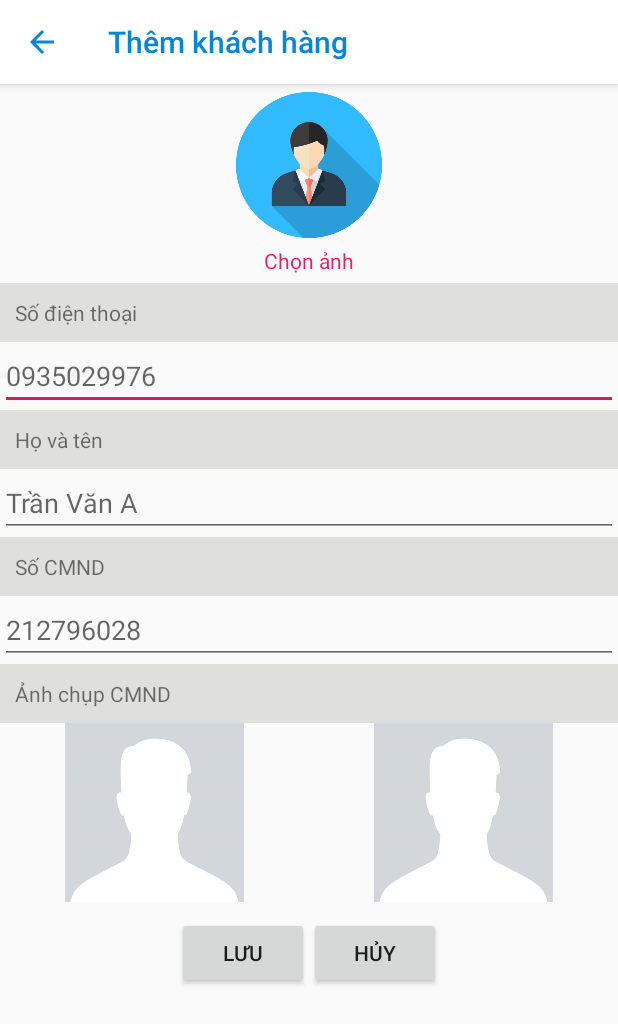
After one commit to olololoe110399/RoomManager, an Android app: the AddCustomerActivity screen opened directly, with no data from a screen before it, on a phone screen of 412 x 824 dp. The commit adds this screen. Shown: the top 1024 px of the screen. Run offline under Robolectric (Android 15) with nearby library versions, the phone set to English and light mode, and no system bars; libraries missing offline, so code that uses them is left out: com.blogspot.atifsoftwares.

Commit message:
thêm màn hình thêm khách

```diff
--- a/app/src/main/AndroidManifest.xml
+++ b/app/src/main/AndroidManifest.xml
@@ -12,7 +12,8 @@
         android:roundIcon="@mipmap/ic_launcher_round"
         android:supportsRtl="true"
         android:theme="@style/AppTheme">
-        <activity android:name=".Activities.AddRoomActivity"></activity>
+        <activity android:name=".Activities.AddCustomerActivity"></activity>
+        <activity android:name=".Activities.AddRoomActivity" />
         <activity android:name=".Activities.NotificationActivity" /> <!-- Facebook -->
         <meta-data
             android:name="com.facebook.sdk.ApplicationId"
--- a/app/src/main/java/com/example/qunlphngtr/Activities/AddContractActivity.java
+++ b/app/src/main/java/com/example/qunlphngtr/Activities/AddContractActivity.java
@@ -158,10 +158,6 @@ public class AddContractActivity extends AppCompatActivity implements View.OnCli
         @Override
         protected List<Customer> doInBackground(Void... voids) {
 
-            customerList.add(new Customer("1", LoadingImg(R.drawable.avatar), "0793333648", "Nguyễn Ngọc Duy", 201729145));
-            customerList.add(new Customer("2", LoadingImg(R.drawable.avatar), "0983164856", "Bùi Nguyễn Quế Anh", 201729145));
-            customerList.add(new Customer("3", LoadingImg(R.drawable.avatar), "0326243624", "Nguyễn Quốc Việt", 201729145));
-            customerList.add(new Customer("4", LoadingImg(R.drawable.avatar), "0904194212", "Trần Phương Nam", 201729145));
             return customerList;
         }
 
--- /dev/null
+++ b/app/src/main/java/com/example/qunlphngtr/Activities/AddCustomerActivity.java
@@ -0,0 +1,94 @@
+package com.example.qunlphngtr.Activities;
+
+import androidx.appcompat.app.AppCompatActivity;
+import androidx.appcompat.widget.Toolbar;
+
+import android.os.Bundle;
+import android.view.View;
+import android.widget.Button;
+import android.widget.EditText;
+import android.widget.ImageView;
+import android.widget.Toast;
+
+import com.blogspot.atifsoftwares.animatoolib.Animatoo;
+import com.example.qunlphngtr.Database.CustomerDAO;
+import com.example.qunlphngtr.Database.RoomDAO;
+import com.example.qunlphngtr.Model.Customer;
+import com.example.qunlphngtr.Model.Room;
+import com.example.qunlphngtr.R;
+
+public class AddCustomerActivity extends AppCompatActivity {
+    private Toolbar toolbar;
+    private Button btnsave, btncancel;
+    private EditText edtCustomerPhone, edtCustomerName, edtCustomerCMND;
+    private ImageView imgCustomer, imgCMNDBefore, imgCMNDAfter;
+    private CustomerDAO customerDAO;
+
+    @Override
+    protected void onCreate(Bundle savedInstanceState) {
+        super.onCreate(savedInstanceState);
+        setContentView(R.layout.activity_add_customer);
+        initToolbar();
+        initView();
+        setBtnOnclick();
+    }
+    private void initToolbar() {
+        toolbar = findViewById(R.id.tool_bar);
+        setSupportActionBar(toolbar);
+        getSupportActionBar().setTitle("Thêm khách hàng");
+        getSupportActionBar().setDisplayShowTitleEnabled(true);
+        getSupportActionBar().setDisplayHomeAsUpEnabled(true);
+    }
+    @Override
+    public boolean onSupportNavigateUp() {
+        finish();
+        Animatoo.animateSlideRight(this);
+        return true;
+    }
+    private void setBtnOnclick() {
+        btncancel.setOnClickListener(new View.OnClickListener() {
+            @Override
+            public void onClick(View v) {
+                finish();
+            }
+        });
+        btnsave.setOnClickListener(new View.OnClickListener() {
+            @Override
+            public void onClick(View v) {
+                AddCustomer();
+            }
+        });
+    }
+    private void initView() {
+        btnsave = findViewById(R.id.btnSave);
+        btncancel = findViewById(R.id.btnCancel);
+
+        customerDAO = new CustomerDAO(this);
+        edtCustomerPhone = findViewById(R.id.edtPhone);
+        edtCustomerName = findViewById(R.id.edtName);
+        edtCustomerCMND = findViewById(R.id.edtCMND);
+        imgCustomer = findViewById(R.id.imgCustomer);
+        imgCMNDBefore = findViewById(R.id.imgCMNDBefore);
+        imgCMNDAfter = findViewById(R.id.imgCMNDAfter);
+    }
+    public void AddCustomer(){
+        if (edtCustomerPhone.getText().toString().trim().equals("") || edtCustomerName.getText().toString().trim().equals("") || edtCustomerCMND.getText().toString().trim().equals("") ) {
+            Toast.makeText(this, "Không được bỏ trống", Toast.LENGTH_SHORT).show();
+        } else {
+            Customer customer = new Customer();
+
+            customer.setCustomerPhone(edtCustomerPhone.getText().toString().trim());
+            customer.setCustomerName(edtCustomerName.getText().toString().trim());
+            customer.setCustomerCMND(Integer.parseInt(edtCustomerCMND.getText().toString().trim()));
+
+            if (customerDAO.addCustomer(customer) > 0) {
+                Toast.makeText(this, "Thêm thành công", Toast.LENGTH_SHORT).show();
+                finish();
+            } else {
+                Toast.makeText(this, "Không thêm được", Toast.LENGTH_SHORT).show();
+            }
+
+        }
+    }
+}
+ ông
--- a/app/src/main/java/com/example/qunlphngtr/Activities/AddRoomActivity.java
+++ b/app/src/main/java/com/example/qunlphngtr/Activities/AddRoomActivity.java
@@ -80,7 +80,6 @@ public class AddRoomActivity extends AppCompatActivity {
         getSupportActionBar().setTitle("Thêm phòng");
         getSupportActionBar().setDisplayShowTitleEnabled(true);
         getSupportActionBar().setDisplayHomeAsUpEnabled(true);
-
     }
 
     @Override
--- a/app/src/main/java/com/example/qunlphngtr/Activities/BillActivity.java
+++ b/app/src/main/java/com/example/qunlphngtr/Activities/BillActivity.java
@@ -133,10 +133,6 @@ public class BillActivity extends AppCompatActivity {
         ByteArrayOutputStream stream = new ByteArrayOutputStream();
         bitmap.compress(Bitmap.CompressFormat.PNG, 100, stream);
         byte[] image = stream.toByteArray();
-        contractList.add(new Contract("HD01212019", "18/11/2019", "11/11/2020", 3, 2, room, new Customer("1", image, "0793333648", "Bùi Nguyễn Quế Anh", 201729145), 1, 0, 0, 1, 0,400000));
-        contractList.add(new Contract("HD01212019", "18/11/2019", "11/11/2020", 3, 2, room, new Customer("1", image, "0793333648", "Bùi Nguyễn Quế Anh", 201729145), 1, 0, 0, 1, 1,400000));
-        contractList.add(new Contract("HD01212019", "18/11/2019", "11/11/2020", 3, 2, room, new Customer("1", image, "0793333648", "Bùi Nguyễn Quế Anh", 201729145), 1, 0, 0, 1, 1,400000));
-        contractList.add(new Contract("HD01212019", "18/11/2019", "11/11/2020", 3, 2, room, new Customer("1", image, "0793333648", "Bùi Nguyễn Quế Anh", 201729145), 1, 0, 0, 1, 1,400000));
 
     }
 
--- a/app/src/main/java/com/example/qunlphngtr/Database/ContractDAO.java
+++ b/app/src/main/java/com/example/qunlphngtr/Database/ContractDAO.java
@@ -60,7 +60,7 @@ public class ContractDAO {
             contract.setContractPeopleNumber(cursor.getInt(3));
             contract.setContractVehicleNumber(cursor.getInt(4));
             contract.setRoom(new Room(cursor.getInt(5),cursor.getString(6),cursor.getInt(7),cursor.getInt(8),cursor.getInt(9),cursor.getInt(10),cursor.getBlob(11)));
-            contract.setCustomer(new Customer(cursor.getString(12),cursor.getBlob(13),cursor.getString(14),cursor.getString(15),cursor.getInt(16),cursor.getBlob(17),cursor.getBlob(18)));
+            contract.setCustomer(new Customer(cursor.getInt(12),cursor.getBlob(13),cursor.getString(14),cursor.getString(15),cursor.getInt(16),cursor.getBlob(17),cursor.getBlob(18)));
             contract.setContractMonthPeriodic(cursor.getInt(19));
             contract.setContracNumberElectricBegin(cursor.getInt(20));
             contract.setContracNumberWaterBegin(cursor.getInt(21));
--- /dev/null
+++ b/app/src/main/res/layout/activity_add_customer.xml
@@ -0,0 +1,117 @@
+<?xml version="1.0" encoding="utf-8"?>
+<RelativeLayout xmlns:android="http://schemas.android.com/apk/res/android"
+    xmlns:app="http://schemas.android.com/apk/res-auto"
+    xmlns:tools="http://schemas.android.com/tools"
+    android:layout_width="match_parent"
+    android:layout_height="match_parent"
+    tools:context=".Activities.AddCustomerActivity">
+    <include
+        android:id="@+id/app_bar"
+        layout="@layout/tool_bar"></include>
+
+    <ImageView
+        android:id="@+id/imgCustomer"
+        android:layout_marginTop="5dp"
+        android:layout_width="match_parent"
+        android:layout_height="97dp"
+        android:src="@drawable/icon_person"
+        android:layout_below="@+id/app_bar"/>
+    <TextView
+        android:id="@+id/tvImg"
+        android:layout_width="match_parent"
+        android:layout_height="wrap_content"
+        android:text="Chọn ảnh"
+        android:gravity="center"
+        android:textColor="#E91E63"
+        android:layout_marginVertical="5dp"
+        android:layout_below="@id/imgCustomer"/>
+    <TextView
+        android:id="@+id/tvPhone"
+        android:layout_width="match_parent"
+        android:layout_height="wrap_content"
+        android:text="Số điện thoại"
+        android:layout_below="@+id/tvImg"
+        android:background="#DFDFDE"
+        android:padding="10dp"/>
+    <EditText
+        android:id="@+id/edtPhone"
+        android:layout_width="match_parent"
+        android:layout_height="wrap_content"
+        android:hint="0935029976"
+        android:layout_below="@+id/tvPhone"/>
+    <TextView
+        android:id="@+id/tvName"
+        android:layout_width="match_parent"
+        android:layout_height="wrap_content"
+        android:text="Họ và tên"
+        android:layout_below="@+id/edtPhone"
+        android:background="#DFDFDE"
+        android:padding="10dp"/>
+    <EditText
+        android:id="@+id/edtName"
+        android:layout_width="match_parent"
+        android:layout_height="wrap_content"
+        android:hint="Trần Văn A"
+        android:layout_below="@+id/tvName"/>
+    <TextView
+        android:id="@+id/tvCMND"
+        android:layout_width="match_parent"
+        android:layout_height="wrap_content"
+        android:text="Số CMND"
+        android:layout_below="@+id/edtName"
+        android:background="#DFDFDE"
+        android:padding="10dp"/>
+    <EditText
+        android:id="@+id/edtCMND"
+        android:layout_width="match_parent"
+        android:layout_height="wrap_content"
+        android:hint="212796028"
+        android:layout_below="@+id/tvCMND"/>
+    <TextView
+        android:id="@+id/tvCMNDImgBefore"
+        android:layout_width="match_parent"
+        android:layout_height="wrap_content"
+        android:text="Ảnh chụp CMND"
+        android:layout_below="@+id/edtCMND"
+        android:background="#DFDFDE"
+        android:padding="10dp"/>
+    <LinearLayout
+        android:id="@+id/layoutCMND"
+        android:layout_width="match_parent"
+        android:layout_height="wrap_content"
+        android:orientation="horizontal"
+        android:layout_below="@+id/tvCMNDImgBefore"
+        android:weightSum="10">
+        <ImageView
+            android:id="@+id/imgCMNDBefore"
+            android:layout_weight="5"
+            android:layout_width="0dp"
+            android:layout_height="119dp"
+            android:src="@drawable/avatar" />
+        <ImageView
+            android:id="@+id/imgCMNDAfter"
+            android:layout_weight="5"
+            android:layout_width="0dp"
+            android:layout_height="119dp"
+            android:src="@drawable/avatar" />
+    </LinearLayout>
+    <LinearLayout
+        android:layout_width="match_parent"
+        android:layout_height="wrap_content"
+        android:orientation="horizontal"
+        android:layout_below="@+id/layoutCMND"
+        android:layout_marginTop="10dp"
+        android:gravity="center">
+        <Button
+            android:id="@+id/btnSave"
+            android:layout_width="wrap_content"
+            android:layout_height="wrap_content"
+            android:text="Lưu" />
+        <Button
+            android:id="@+id/btnCancel"
+            android:layout_width="wrap_content"
+            android:layout_height="wrap_content"
+            android:text="Hủy" />
+    </LinearLayout>
+
+</RelativeLayout>
```
Also changed, not shown: app/src/main/java/com/example/qunlphngtr/Adapter/AdapterCustomer.java (+10 -5 lines), app/src/main/java/com/example/qunlphngtr/Database/CustomerDAO.java (+22 -2 lines), app/src/main/java/com/example/qunlphngtr/Database/DatabaseHelper.java (+3 -4 lines), app/src/main/java/com/example/qunlphngtr/Fragment/FragmentCustomer.java (+14 -0 lines), app/src/main/java/com/example/qunlphngtr/Model/Customer.java (+5 -5 lines).
